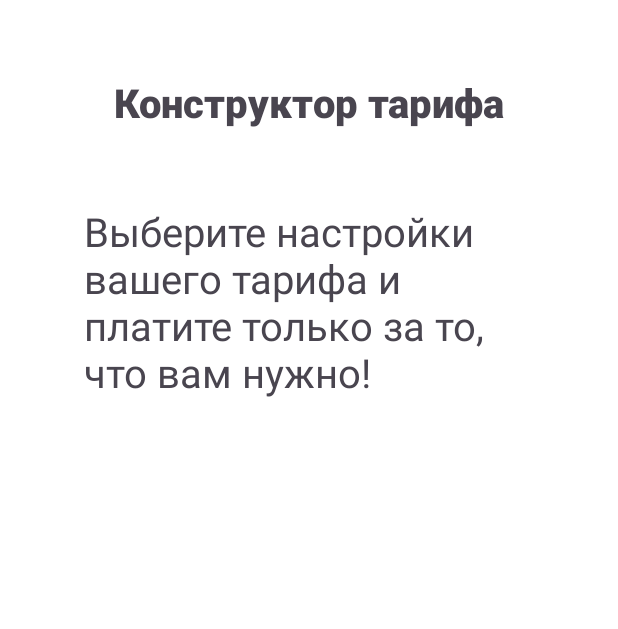
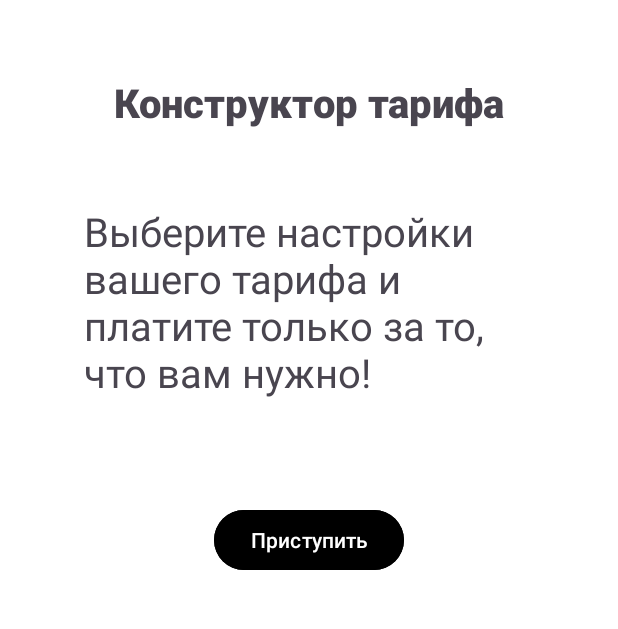
Before and after one commit to eidzokumakura/place-start, an Android app: the screen it shows after launch (MainActivity), on a phone screen of 412 x 824 dp, the part 233-862 px from its top. Run offline under Robolectric (Android 15) with nearby library versions, the phone set to English and light mode, and no system bars.

Commit message:
Start button (first screen)

```diff
--- a/app/src/main/res/layout/activity_main.xml
+++ b/app/src/main/res/layout/activity_main.xml
@@ -46,6 +46,7 @@
         app:layout_constraintRight_toRightOf="parent"/>
 
     <TextView
+        android:id="@+id/start_btn"
         android:layout_width="300dp"
         android:layout_height="150dp"
         android:layout_marginTop="50dp"
@@ -55,4 +56,14 @@
         app:layout_constraintLeft_toLeftOf="parent"
         app:layout_constraintRight_toRightOf="parent"
         app:layout_constraintTop_toBottomOf="@+id/header" />
+
+    <Button
+        android:layout_width="wrap_content"
+        android:layout_height="wrap_content"
+        android:text="Приступить"
+        android:layout_marginTop="50dp"
+        android:backgroundTint="@color/black"
+        app:layout_constraintTop_toBottomOf="@+id/start_btn"
+        app:layout_constraintLeft_toLeftOf="parent"
+        app:layout_constraintRight_toRightOf="parent"/>
 </androidx.constraintlayout.widget.ConstraintLayout>
```
